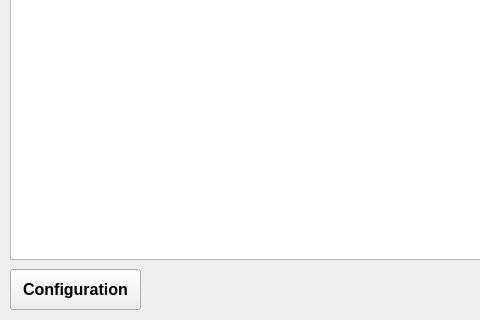
brainbrain02/Personal-Dictionary, file third.ui: the form before one commit; both pictures show x 0 to 480 and y 171 to 491 of the 781 by 491 pixel window.
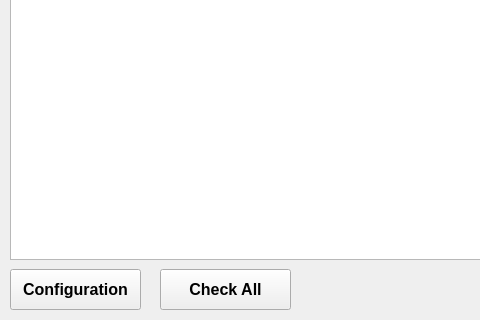
The form after the commit.

Commit message: Complete handling wronge or IDK word with time gap. add configuration button in page 3, which allow to change word repetition value. Add check all button in page 3. Fixed the bug that can't handle "only 1 word remain in the current word base".

What changed in the file:
```diff
--- a/third.ui
+++ b/third.ui
@@ -158,6 +158,26 @@
     <string>Configuration</string>
    </property>
   </widget>
+  <widget class="QPushButton" name="check_all_btn">
+   <property name="geometry">
+    <rect>
+     <x>160</x>
+     <y>440</y>
+     <width>131</width>
+     <height>41</height>
+    </rect>
+   </property>
+   <property name="font">
+    <font>
+     <pointsize>12</pointsize>
+     <weight>75</weight>
+     <bold>true</bold>
+    </font>
+   </property>
+   <property name="text">
+    <string>Check All</string>
+   </property>
+  </widget>
  </widget>
  <resources/>
  <connections/>
```
Left out of the diff: 2 changed lines with no effect on the pictures. The commit also changes 6 other files.
